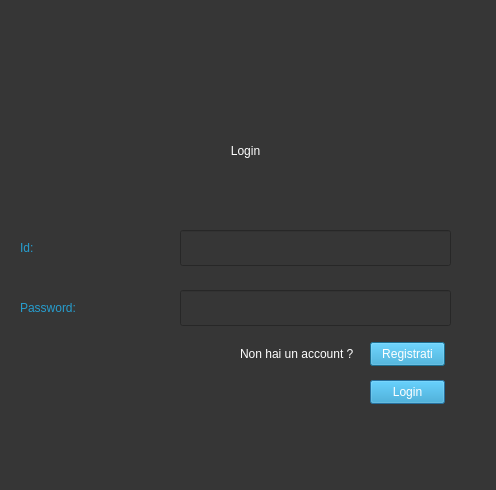
This is Viste/Accesso/GUI/login.ui in GiulianiM/Noleggio as Qt 5 draws it before an edit. The edited form follows.
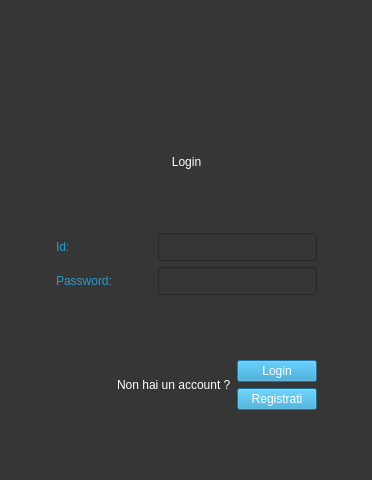
This is the edited form. Icons and pictures are not drawn.

What changed in the file:
```diff
--- a/Viste/Accesso/GUI/login.ui
+++ b/Viste/Accesso/GUI/login.ui
@@ -9,10 +9,22 @@
    <rect>
     <x>0</x>
     <y>0</y>
-    <width>496</width>
-    <height>490</height>
+    <width>372</width>
+    <height>480</height>
    </rect>
   </property>
+  <property name="minimumSize">
+   <size>
+    <width>372</width>
+    <height>480</height>
+   </size>
+  </property>
+  <property name="maximumSize">
+   <size>
+    <width>372</width>
+    <height>480</height>
+   </size>
+  </property>
   <property name="windowTitle">
    <string>Login</string>
   </property>
@@ -24,35 +36,16 @@
   <property name="styleSheet">
    <string notr="true">background-color: rgb(54, 54, 54);</string>
   </property>
-  <widget class="QLabel" name="label">
-   <property name="geometry">
-    <rect>
-     <x>170</x>
-     <y>110</y>
-     <width>151</width>
-     <height>81</height>
-    </rect>
-   </property>
-   <property name="styleSheet">
-    <string notr="true">color: rgb(255, 255, 255);
-font: 28pt &quot;Segoe UI&quot;;</string>
-   </property>
-   <property name="text">
-    <string>Login</string>
-   </property>
-   <property name="alignment">
-    <set>Qt::AlignCenter</set>
-   </property>
-  </widget>
+  <property name="sizeGripEnabled">
+   <bool>false</bool>
+  </property>
+  <layout class="QGridLayout" name="gridLayout">
+   <item row="5" column="1">
+    <layout class="QHBoxLayout" name="layout_3">
+     <item>
+      <layout class="QVBoxLayout" name="verticalLayout_5">
+       <item>
   <widget class="QLabel" name="label_2">
-   <property name="geometry">
-    <rect>
-     <x>20</x>
-     <y>230</y>
-     <width>101</width>
-     <height>36</height>
-    </rect>
-   </property>
    <property name="styleSheet">
     <string notr="true">color: rgb(38, 157, 206);
 font: 20pt &quot;Segoe UI&quot;;</string>
@@ -61,15 +54,9 @@
     <string>Id:</string>
    </property>
   </widget>
+       </item>
+       <item>
   <widget class="QLabel" name="label_3">
-   <property name="geometry">
-    <rect>
-     <x>20</x>
-     <y>290</y>
-     <width>141</width>
-     <height>36</height>
-    </rect>
-   </property>
    <property name="styleSheet">
     <string notr="true">color: rgb(38, 157, 206);
 font: 20pt &quot;Segoe UI&quot;;</string>
@@ -78,15 +65,145 @@
     <string>Password:</string>
    </property>
   </widget>
+       </item>
+      </layout>
+     </item>
+     <item>
+      <spacer name="horizontalSpacer_5">
+       <property name="orientation">
+        <enum>Qt::Horizontal</enum>
+       </property>
+       <property name="sizeType">
+        <enum>QSizePolicy::Fixed</enum>
+       </property>
+       <property name="sizeHint" stdset="0">
+        <size>
+         <width>40</width>
+         <height>20</height>
+        </size>
+       </property>
+      </spacer>
+     </item>
+     <item>
+      <layout class="QVBoxLayout" name="verticalLayout_6">
+       <item>
+        <widget class="QLineEdit" name="id">
+         <property name="sizePolicy">
+          <sizepolicy hsizetype="Minimum" vsizetype="Minimum">
+           <horstretch>0</horstretch>
+           <verstretch>0</verstretch>
+          </sizepolicy>
+         </property>
+         <property name="font">
+          <font>
+           <pointsize>13</pointsize>
+          </font>
+         </property>
+         <property name="styleSheet">
+          <string notr="true">font-size:20; color:rgb(243, 243, 243)</string>
+         </property>
+         <property name="text">
+          <string/>
+         </property>
+        </widget>
+       </item>
+       <item>
+        <widget class="QLineEdit" name="password">
+         <property name="sizePolicy">
+          <sizepolicy hsizetype="Minimum" vsizetype="Minimum">
+           <horstretch>0</horstretch>
+           <verstretch>0</verstretch>
+          </sizepolicy>
+         </property>
+         <property name="font">
+          <font>
+           <pointsize>13</pointsize>
+          </font>
+         </property>
+         <property name="styleSheet">
+          <string notr="true">font-size:20; color:rgb(243, 243, 243)</string>
+         </property>
+         <property name="text">
+          <string/>
+         </property>
+         <property name="echoMode">
+          <enum>QLineEdit::Password</enum>
+         </property>
+        </widget>
+       </item>
+      </layout>
+     </item>
+    </layout>
+   </item>
+   <item row="6" column="1">
+    <spacer name="verticalSpacer_3">
+     <property name="orientation">
+      <enum>Qt::Vertical</enum>
+     </property>
+     <property name="sizeHint" stdset="0">
+      <size>
+       <width>20</width>
+       <height>40</height>
+      </size>
+     </property>
+    </spacer>
+   </item>
+   <item row="2" column="2">
+    <spacer name="horizontalSpacer_3">
+     <property name="orientation">
+      <enum>Qt::Horizontal</enum>
+     </property>
+     <property name="sizeHint" stdset="0">
+      <size>
+       <width>40</width>
+       <height>20</height>
+      </size>
+     </property>
+    </spacer>
+   </item>
+   <item row="8" column="1">
+    <spacer name="verticalSpacer_4">
+     <property name="orientation">
+      <enum>Qt::Vertical</enum>
+     </property>
+     <property name="sizeHint" stdset="0">
+      <size>
+       <width>20</width>
+       <height>40</height>
+      </size>
+     </property>
+    </spacer>
+   </item>
+   <item row="2" column="1">
+    <spacer name="verticalSpacer_2">
+     <property name="orientation">
+      <enum>Qt::Vertical</enum>
+     </property>
+     <property name="sizeHint" stdset="0">
+      <size>
+       <width>20</width>
+       <height>40</height>
+      </size>
+     </property>
+    </spacer>
+   </item>
+   <item row="1" column="1">
+    <layout class="QHBoxLayout" name="layout_1">
+     <item>
+      <spacer name="horizontalSpacer_2">
+       <property name="orientation">
+        <enum>Qt::Horizontal</enum>
+       </property>
+       <property name="sizeHint" stdset="0">
+        <size>
+         <width>40</width>
+         <height>20</height>
+        </size>
+       </property>
+      </spacer>
+     </item>
+     <item>
   <widget class="QLabel" name="label_4">
-   <property name="geometry">
-    <rect>
-     <x>210</x>
-     <y>20</y>
-     <width>81</width>
-     <height>81</height>
-    </rect>
-   </property>
    <property name="text">
     <string/>
    </property>
@@ -97,50 +214,83 @@
     <bool>true</bool>
    </property>
   </widget>
-  <widget class="QLineEdit" name="id">
-   <property name="geometry">
-    <rect>
-     <x>180</x>
-     <y>230</y>
-     <width>271</width>
-     <height>36</height>
-    </rect>
-   </property>
+     </item>
+     <item>
+      <spacer name="horizontalSpacer">
+       <property name="orientation">
+        <enum>Qt::Horizontal</enum>
+       </property>
+       <property name="sizeHint" stdset="0">
+        <size>
+         <width>40</width>
+         <height>20</height>
+        </size>
+       </property>
+      </spacer>
+     </item>
+    </layout>
+   </item>
+   <item row="3" column="1">
+    <layout class="QVBoxLayout" name="layout_2">
+     <item>
+      <widget class="QLabel" name="label">
    <property name="styleSheet">
-    <string notr="true">font-size:20; color:rgb(243, 243, 243)</string>
+        <string notr="true">color: rgb(255, 255, 255);
+font: 28pt &quot;Segoe UI&quot;;</string>
    </property>
    <property name="text">
-    <string/>
-   </property>
-  </widget>
-  <widget class="QLineEdit" name="password">
-   <property name="geometry">
-    <rect>
-     <x>180</x>
-     <y>290</y>
-     <width>271</width>
-     <height>36</height>
-    </rect>
-   </property>
+        <string>Login</string>
+       </property>
+       <property name="alignment">
+        <set>Qt::AlignCenter</set>
+       </property>
+      </widget>
+     </item>
+    </layout>
+   </item>
+   <item row="4" column="1">
+    <spacer name="verticalSpacer">
+     <property name="orientation">
+      <enum>Qt::Vertical</enum>
+     </property>
+     <property name="sizeHint" stdset="0">
+      <size>
+       <width>20</width>
+       <height>40</height>
+      </size>
+     </property>
+    </spacer>
+   </item>
+   <item row="7" column="1">
+    <layout class="QHBoxLayout" name="layout_4">
+     <item>
+      <spacer name="horizontalSpacer_6">
+       <property name="orientation">
+        <enum>Qt::Horizontal</enum>
+       </property>
+       <property name="sizeHint" stdset="0">
+        <size>
+         <width>40</width>
+         <height>20</height>
+        </size>
+       </property>
+      </spacer>
+     </item>
+     <item>
+      <widget class="QLabel" name="label_5">
    <property name="styleSheet">
-    <string notr="true">font-size:20; color:rgb(243, 243, 243)</string>
+        <string notr="true">font-size:14; color:white
+</string>
    </property>
    <property name="text">
-    <string/>
-   </property>
-   <property name="echoMode">
-    <enum>QLineEdit::Password</enum>
-   </property>
-  </widget>
+        <string>Non hai un account ?</string>
+       </property>
+      </widget>
+     </item>
+     <item>
+      <layout class="QVBoxLayout" name="verticalLayout_4">
+       <item>
   <widget class="QPushButton" name="loginbutton">
-   <property name="geometry">
-    <rect>
-     <x>370</x>
-     <y>380</y>
-     <width>75</width>
-     <height>24</height>
-    </rect>
-   </property>
    <property name="styleSheet">
     <string notr="true">color:white;font-size:14; background-color:rgb(38, 157, 206)</string>
    </property>
@@ -148,15 +298,9 @@
     <string>Login</string>
    </property>
   </widget>
+       </item>
+       <item>
   <widget class="QPushButton" name="createaccbutton">
-   <property name="geometry">
-    <rect>
-     <x>370</x>
-     <y>342</y>
-     <width>75</width>
-     <height>24</height>
-    </rect>
-   </property>
    <property name="styleSheet">
     <string notr="true">font-size:14; color:white;background-color:rgb(38, 157, 206)
 </string>
@@ -165,23 +309,38 @@
     <string>Registrati</string>
    </property>
   </widget>
-  <widget class="QLabel" name="label_5">
-   <property name="geometry">
-    <rect>
-     <x>240</x>
-     <y>344</y>
-     <width>121</width>
+       </item>
+      </layout>
+     </item>
+    </layout>
+   </item>
+   <item row="2" column="0">
+    <spacer name="horizontalSpacer_4">
+     <property name="orientation">
+      <enum>Qt::Horizontal</enum>
+     </property>
+     <property name="sizeHint" stdset="0">
+      <size>
+       <width>40</width>
      <height>20</height>
-    </rect>
-   </property>
-   <property name="styleSheet">
-    <string notr="true">font-size:14; color:white
-</string>
-   </property>
-   <property name="text">
-    <string>Non hai un account ?</string>
-   </property>
-  </widget>
+      </size>
+     </property>
+    </spacer>
+   </item>
+   <item row="0" column="1">
+    <spacer name="verticalSpacer_5">
+     <property name="orientation">
+      <enum>Qt::Vertical</enum>
+     </property>
+     <property name="sizeHint" stdset="0">
+      <size>
+       <width>20</width>
+       <height>40</height>
+      </size>
+     </property>
+    </spacer>
+   </item>
+  </layout>
  </widget>
  <resources/>
  <connections/>
```
Lines whose indentation alone changed are shown as unchanged.
